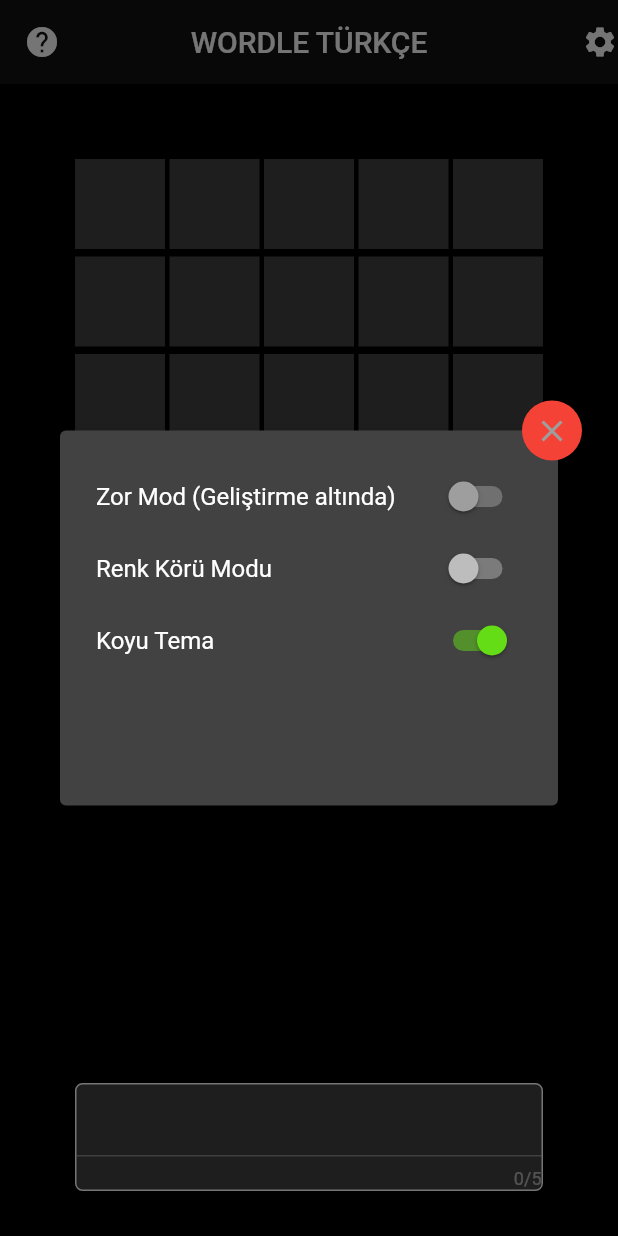
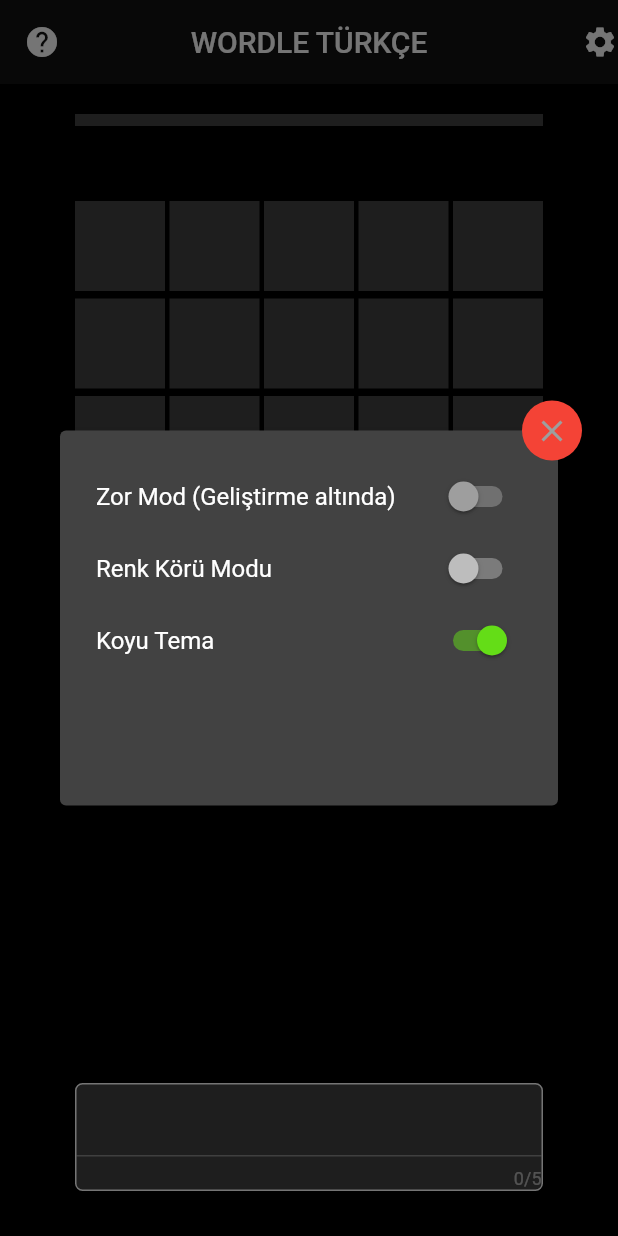
Before and after one commit to poyrazaktas/wordle-mobile, a Flutter app: the screen it shows after launch, after a tap on the "settings" icon, on a phone screen of 412 x 824 dp. Run offline on Flutter 3.47's test engine with Material 2 defaults, Android fonts, the light colour scheme and no system bars; our stand-ins replace shared_preferences; missing offline and left inert: clipboard.

Commit message:
fixed color blind mode and add level progress bar

```diff
--- a/lib/helpers/file_helper.dart
+++ b/lib/helpers/file_helper.dart
@@ -36,7 +36,7 @@
 
     // create wordle list from shuffledWordList
     var wordleList = <Map<String, dynamic>>[];
-    for (var i = 0; i < shuffledWordList.length; i++) {
+    for (var i = 0; i < 100; i++) {
       var word = shuffledWordList[i];
       var wordle = Wordle(
         word: word,
@@ -61,9 +61,18 @@
   Future<Wordle> getWordle(int index) async {
     var wordleList = await getWordleList();
     if (index >= wordleList.length) {
-      return wordleList[0];
+      await removeFile();
+      await _initFile();
+      var newWordleList = await getWordleList();
+      return newWordleList[0];
     }
 
     return wordleList[index];
   }
+
+  // remove file
+  Future removeFile() async {
+    final file = await this.file;
+    await file.delete();
+  }
 }
--- a/lib/screens/home.dart
+++ b/lib/screens/home.dart
@@ -121,6 +121,13 @@
   void initContainerStyles() {
     _colorBlindModeProvider =
         Provider.of<ColorBlindModeProvider>(context, listen: false);
+        // add listener to _colorBlindModeProvider
+    _colorBlindModeProvider.addListener(() {
+      setState(() {
+        initContainerStyles();
+        initAttempts();
+      });
+    });
   }
 
   void _showResult(String attempt, String successMessage) {
@@ -293,6 +300,16 @@
   Widget _buildGameBody() {
     return Column(
       children: [
+        Container(
+            alignment: Alignment.topCenter,
+            margin: const EdgeInsets.only(right: 50, left: 50, top: 20),
+            child: LinearProgressIndicator(
+              value: wordleModel.index! / 100,
+              backgroundColor: _defaultContainerColor,
+              minHeight: 8,
+              color: _colorBlindModeProvider
+                  .colorBlindMode.correctSpotContainerColor,
+            )),
         Expanded(
           child: SingleChildScrollView(
             controller: _scrollController,
```
Also changed, not shown: lib/widgets/how_to_play_widget.dart (+9 -3 lines).
